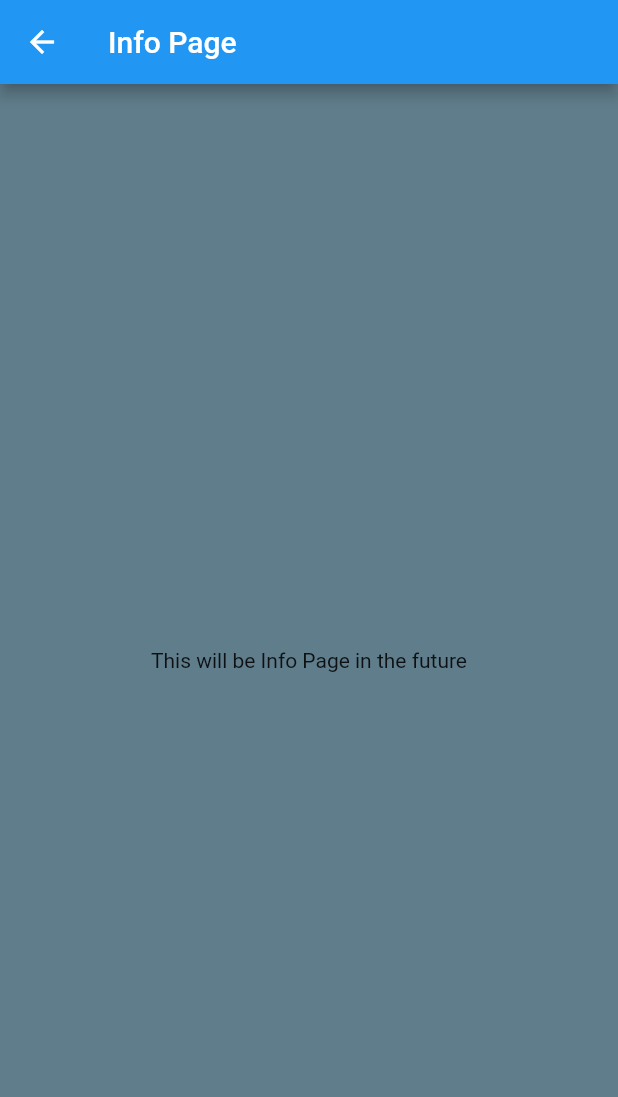
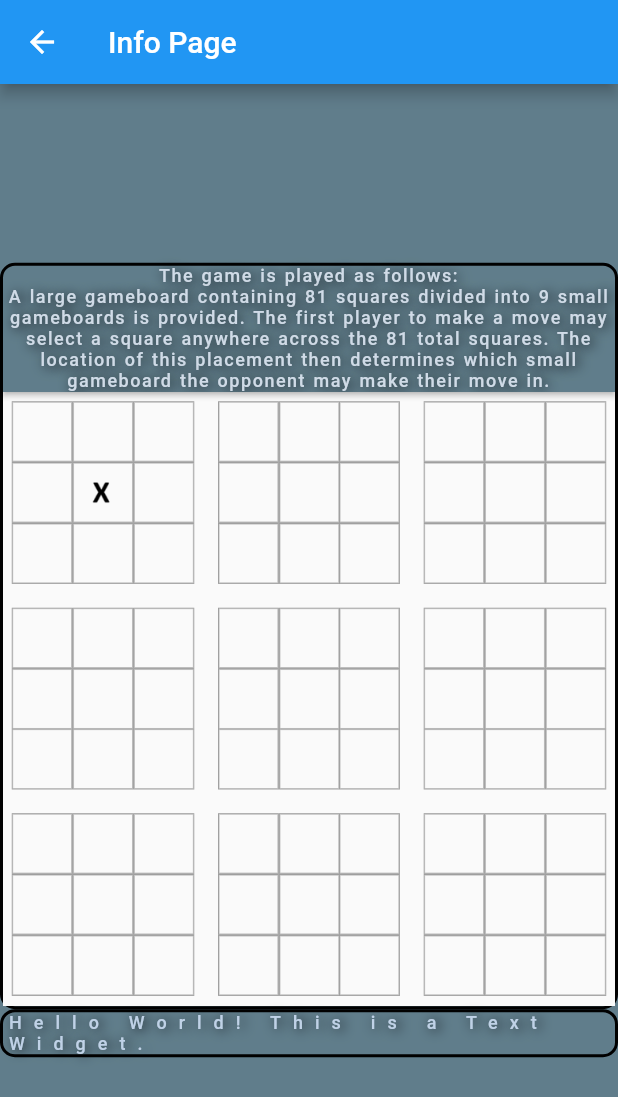
Before and after one commit to Hershey49/tt_squared, a Flutter app: the InfoPage screen opened directly, on a phone screen of 412 x 824 dp. Shown: the top 1097 px of the screen. Run offline on Flutter 3.47's test engine with Material 2 defaults, Android fonts, the light colour scheme and no system bars.

Commit message:
added example images and worked on info page markup

```diff
--- a/lib/main.dart
+++ b/lib/main.dart
@@ -95,8 +95,59 @@ class _InfoPageState extends State<InfoPage> {
       appBar: AppBar(
         title: Text(widget.title),
       ),
-      body: Center(
-        child: Text('This will be Info Page in the future'),
+      body: Column(
+        mainAxisAlignment: MainAxisAlignment.center,
+        children: [
+          Container(
+          decoration: BoxDecoration(
+            border: Border.all(
+              color: Colors.black,
+              width: 2,
+            ),
+            borderRadius: BorderRadius.circular(10),
+          ),
+          child: Column(
+            children: [
+              Text("The game is played as follows:\nA large gameboard containing 81 squares divided into 9 small gameboards is provided. The first player to make a move may select a square anywhere across the 81 total squares. The location of this placement then determines which small gameboard the opponent may make their move in.",
+                  textAlign: TextAlign.center,
+                  style: TextStyle(
+                    fontSize: 12,
+                    color: Color.fromARGB(255, 208, 219, 231),
+                    fontWeight: FontWeight.w500,
+                    letterSpacing: 1,
+                    wordSpacing: 1,
+                    shadows: [
+                      Shadow(color: Colors.black, offset: Offset(2,1), blurRadius:10)
+                    ]
+                  ),
+              ),
+              Image.asset('images/gameboardOneX.png'),   // resize this image
+            ],
+          ),
+        ),
+        Container(
+          decoration: BoxDecoration(
+            border: Border.all(
+              color: Colors.black,
+              width: 2,
+            ),
+            borderRadius: BorderRadius.circular(10),
+          ),
+          child: Text(
+              "Hello World! This is a Text Widget.",
+              style: TextStyle(
+                fontSize: 12,
+                color: Color.fromARGB(255, 192, 210, 231),
+                fontWeight: FontWeight.w500,
+                letterSpacing: 8,
+                wordSpacing: 1,
+                shadows: [
+                  Shadow(color: Colors.black, offset: Offset(2,1), blurRadius:10)
+                ]
+              ),
+          ),
+        ),
+        ]
       ),
     );
   }
--- a/pubspec.yaml
+++ b/pubspec.yaml
@@ -52,6 +52,9 @@ dev_dependencies:
 
 # The following section is specific to Flutter packages.
 flutter:
+  assets:
+    - images/
+
 
   # The following line ensures that the Material Icons font is
   # included with your application, so that you can use the icons in
```
Also changed, not shown: images/gameboardOneX.png (added), images/gameboardOneXOneO.png (added).
